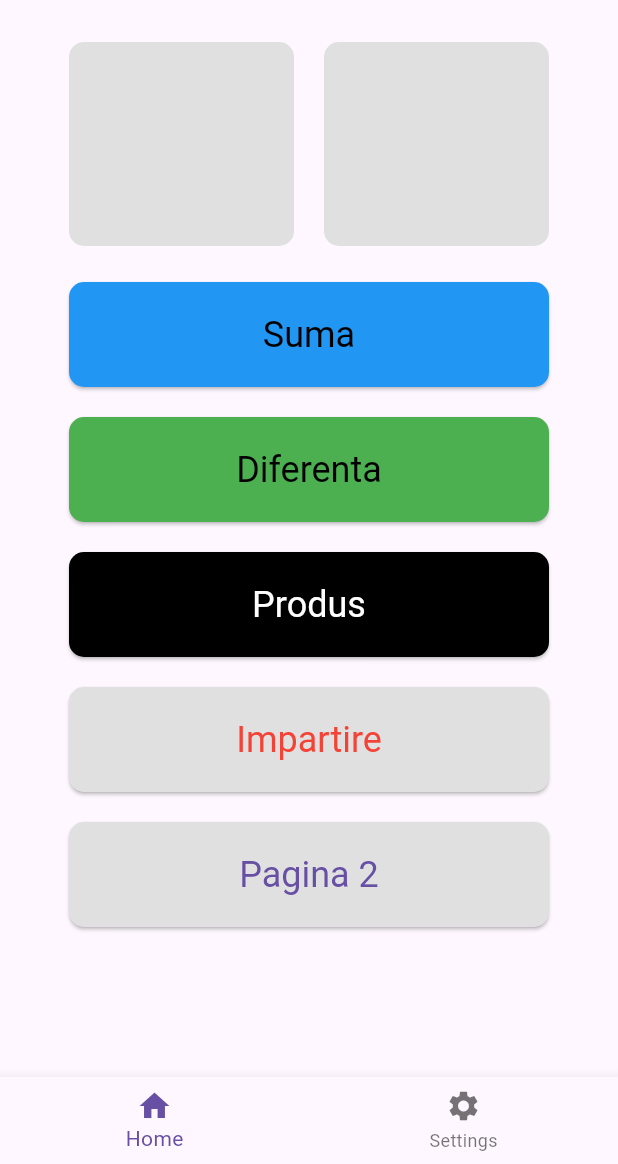
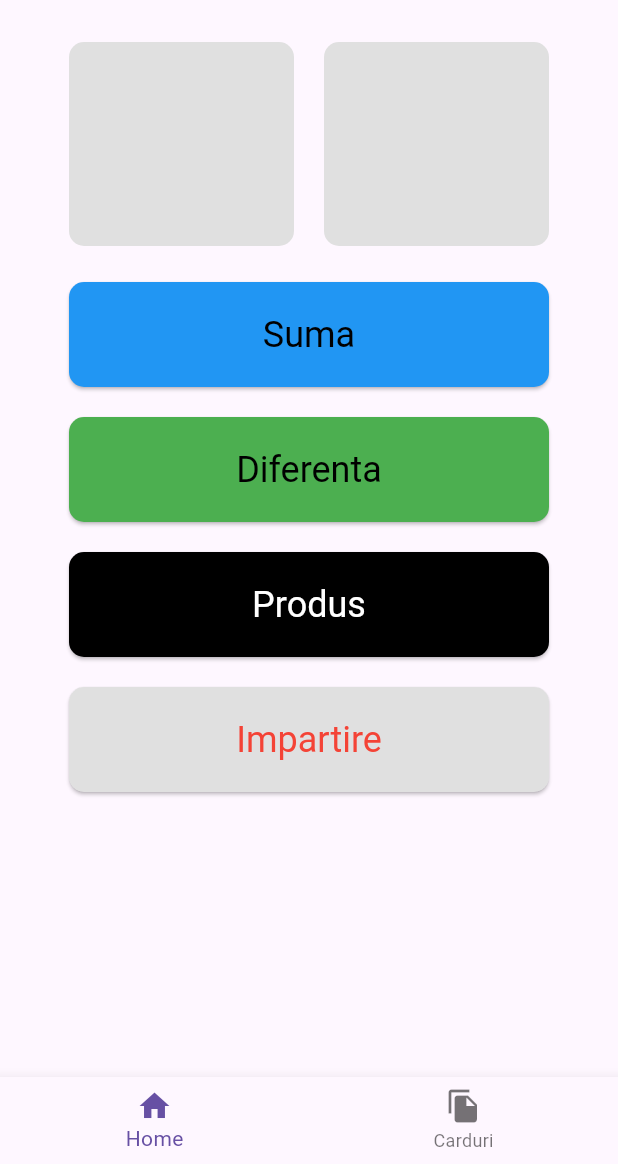
Before and after one commit to LucianaVoica/Flutter---compute, a Flutter app: the screen it shows after launch, on a phone screen of 412 x 824 dp, the part 72-1236 px from its top. Run offline on Flutter 3.47's test engine with Material 3 defaults, Android fonts, the phone set to English and light mode, and no system bars; our stand-ins replace image_picker.

Commit message:
lista carduri

```diff
--- a/lib/app_router/app_router.dart
+++ b/lib/app_router/app_router.dart
@@ -1,6 +1,5 @@
 import 'package:flutter/material.dart';
 import 'package:flutter_test1/presentation/pages/landing_page.dart';
-import 'package:flutter_test1/presentation/pages/new_page.dart';
 
 class AppRouter {
   static Route<dynamic> generateRoute(RouteSettings settings) {
@@ -9,8 +8,6 @@ class AppRouter {
         return MaterialPageRoute(
           builder: (_) => LandingPage(appTitle: 'Calculator'),
         );
-      case NewPage.route:
-        return MaterialPageRoute(builder: (_) => NewPage());
       default:
         return MaterialPageRoute(
           builder: (_) => LandingPage(appTitle: 'Calculator'),
--- a/lib/main.dart
+++ b/lib/main.dart
@@ -1,6 +1,4 @@
 import 'package:flutter/material.dart';
-import 'package:flutter_test1/app_router/app_router.dart';
-import 'package:flutter_test1/presentation/pages/landing_page.dart';
 import 'package:flutter_test1/presentation/pages/landing_page2.dart';
 import 'package:flutter_test1/theme/theme.dart';
 
--- a/lib/presentation/pages/landing_page2.dart
+++ b/lib/presentation/pages/landing_page2.dart
@@ -1,8 +1,6 @@
 import 'package:flutter/material.dart';
-import 'package:flutter_test1/presentation/pages/new_page.dart';
-import 'package:flutter_test1/presentation/pages/new_page2.dart';
-import 'package:flutter_test1/presentation/pages/page_1.dart';
 import 'package:flutter_test1/presentation/widgets/avatar.dart';
+import 'package:flutter_test1/presentation/widgets/carduri/lista_card.dart';
 import 'package:flutter_test1/presentation/widgets/my_form.dart';
 
 class LandingPageV2 extends StatefulWidget {
@@ -33,8 +31,8 @@ class _LandingPageV2State extends State<LandingPageV2> {
         items: [
           BottomNavigationBarItem(icon: Icon(Icons.home), label: 'Home'),
           BottomNavigationBarItem(
-            icon: Icon(Icons.settings),
-            label: 'Settings',
+            icon: Icon(Icons.file_copy),
+            label: 'Carduri',
           ),
         ],
       ),
@@ -44,11 +42,11 @@ class _LandingPageV2State extends State<LandingPageV2> {
   Widget getCurrentPage() {
     switch (pageIndex) {
       case 0:
-        return Page1();
+        return MyCustomForm();
       case 1:
-        return Page2();
+        return ListaCarduri();
       default:
-        return Page1();
+        return MyCustomForm();
     }
   }
 }
--- a/lib/presentation/pages/page_1.dart
+++ /dev/null
@@ -1,22 +0,0 @@
-import 'package:flutter/material.dart';
-import 'package:flutter_test1/presentation/pages/new_page.dart';
-import 'package:flutter_test1/presentation/widgets/my_form.dart';
-
-class Page1 extends StatelessWidget {
-  const Page1({super.key});
-
-  @override
-  Widget build(BuildContext context) {
-    return Column(
-      children: [
-        const MyCustomForm(),
-        ElevatedButton(
-          onPressed: () {
-            Navigator.of(context).pushNamed(NewPage.route);
-          },
-          child: Text('Pagina 2'),
-        ),
-      ],
-    );
-  }
-}
```
Also changed, not shown: lib/presentation/pages/landing_page.dart (+1 -12 lines), lib/presentation/pages/new_page.dart (deleted, +0 -14 lines), lib/presentation/pages/new_page2.dart (deleted, +0 -21 lines), lib/presentation/pages/new_page3.dart (deleted, +0 -16 lines), lib/presentation/widgets/carduri/card.dart (added, +91 -0 lines), lib/presentation/widgets/carduri/lista_card.dart (added, +24 -0 lines), lib/presentation/widgets/liste/lista_card.dart (deleted, +0 -10 lines), lib/routes/lista_route.dart (deleted, +0 -15 lines).
